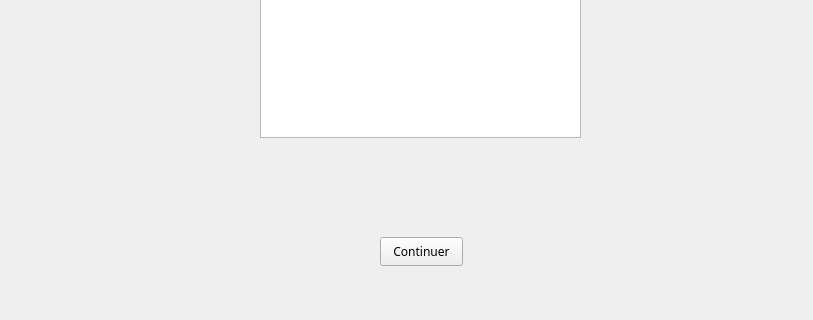
Above: JobDocsCreator/cveditor.ui from elmirge7/JobDocsCreator before the change; both pictures show x 0 to 813 and y 233 to 553 of the 813 by 553 pixel window. Below: the same form after it.
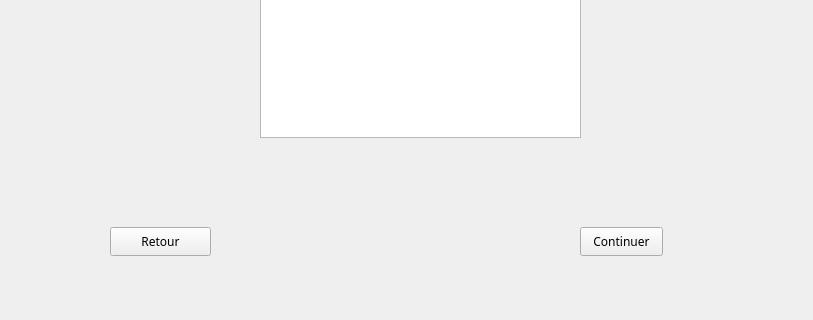
That is the form after the change. The open tabs and pages were chosen to show the change.

Commit message: buttons cancel added in user interface

What changed in the file:
```diff
--- a/JobDocsCreator/cveditor.ui
+++ b/JobDocsCreator/cveditor.ui
@@ -635,8 +635,8 @@
     <widget class="QPushButton" name="pushButton_7">
      <property name="geometry">
       <rect>
-       <x>320</x>
-       <y>440</y>
+       <x>520</x>
+       <y>430</y>
        <width>83</width>
        <height>29</height>
       </rect>
@@ -666,6 +666,24 @@
       <set>Qt::AlignCenter</set>
      </property>
     </widget>
+    <widget class="QPushButton" name="backToJob">
+     <property name="geometry">
+      <rect>
+       <x>50</x>
+       <y>430</y>
+       <width>101</width>
+       <height>29</height>
+      </rect>
+     </property>
+     <property name="font">
+      <font>
+       <family>Poppins</family>
+      </font>
+     </property>
+     <property name="text">
+      <string>Retour</string>
+     </property>
+    </widget>
    </widget>
    <widget class="QWidget" name="pageFormations">
     <widget class="QLabel" name="label_10">
```
Left out of the diff: 243 changed lines with no effect on the pictures.
